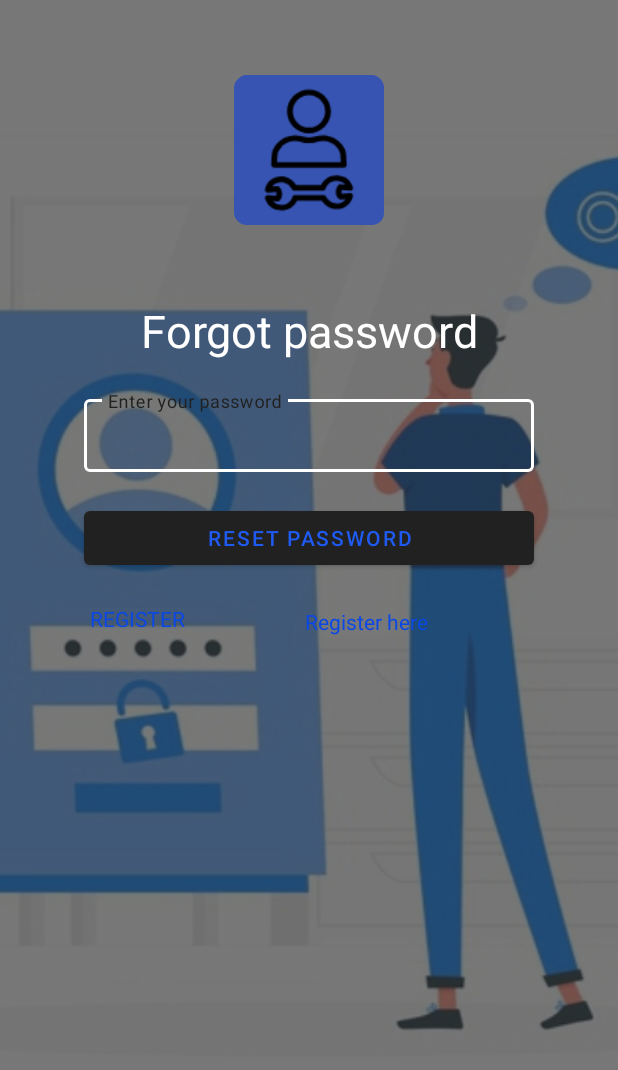
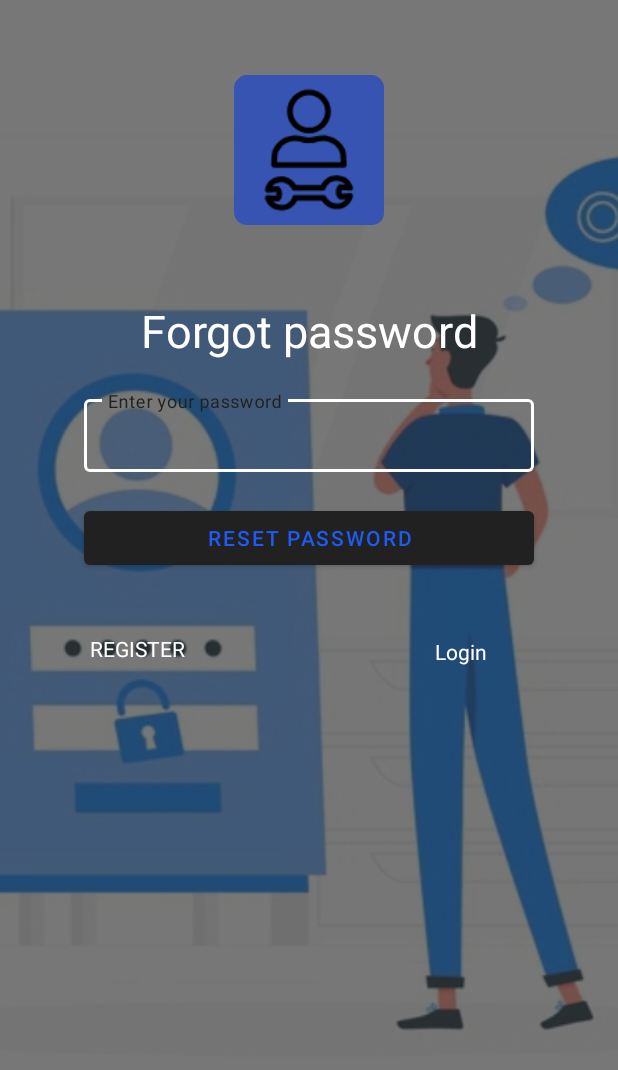
Before and after one commit to SydNS/mobimech, an Android app: the layout activity_forgot_resetpassword.xml on its own in the app's theme, with its tools: preview values and no code run, on a phone screen of 412 x 824 dp. Shown: the top 1070 px of the screen. Run offline under Robolectric (Android 15) with nearby library versions, the phone set to English and light mode, and no system bars.

Commit message:
added a row of links to tthe other auth ui

```diff
--- a/app/src/main/res/layout/activity_forgot_resetpassword.xml
+++ b/app/src/main/res/layout/activity_forgot_resetpassword.xml
@@ -68,29 +68,43 @@
         android:text="@string/resetpass"
         android:textColor="@color/colorPrimary" />
 
+
+
+    <RelativeLayout
+        android:layout_width="match_parent"
+        android:layout_height="wrap_content"
+        android:layout_below="@id/btnresetpass"
+        android:layout_marginTop="20dp"
+        android:orientation="horizontal">
+
         <TextView
+            android:layout_alignParentStart="true"
             android:id="@+id/registerlinkresetpass"
             android:layout_width="wrap_content"
             android:layout_height="wrap_content"
-        android:layout_below="@+id/btnresetpass"
             android:layout_marginStart="60dp"
             android:layout_marginLeft="60dp"
             android:layout_marginTop="20dp"
             android:text="@string/register"
-        android:textColor="@color/colorPrimaryDark" />
+            android:textColor="@color/whiteTextColor"
+            android:layout_alignParentLeft="true" />
 
         <TextView
+            android:layout_alignParentEnd="true"
             android:id="@+id/loginlinkresetpass"
             android:layout_width="wrap_content"
+            android:textAlignment="center"
             android:layout_height="wrap_content"
-        android:layout_below="@+id/btnresetpass"
             android:layout_centerHorizontal="true"
             android:layout_marginStart="80dp"
             android:layout_marginLeft="143dp"
             android:layout_marginTop="22dp"
             android:layout_toRightOf="@id/registerlinkresetpass"
-        android:text="@string/register_here"
-        android:textColor="@color/colorPrimaryDark"
-        android:layout_toEndOf="@id/registerlinkresetpass" />
+            android:text="@string/login"
+            android:textColor="@color/whiteTextColor"
+            android:layout_toEndOf="@id/registerlinkresetpass"
+            android:layout_alignParentRight="true"
+            android:gravity="center_horizontal" />
 
     </RelativeLayout>
+</RelativeLayout>
```
Lines whose indentation alone changed are shown as unchanged.
